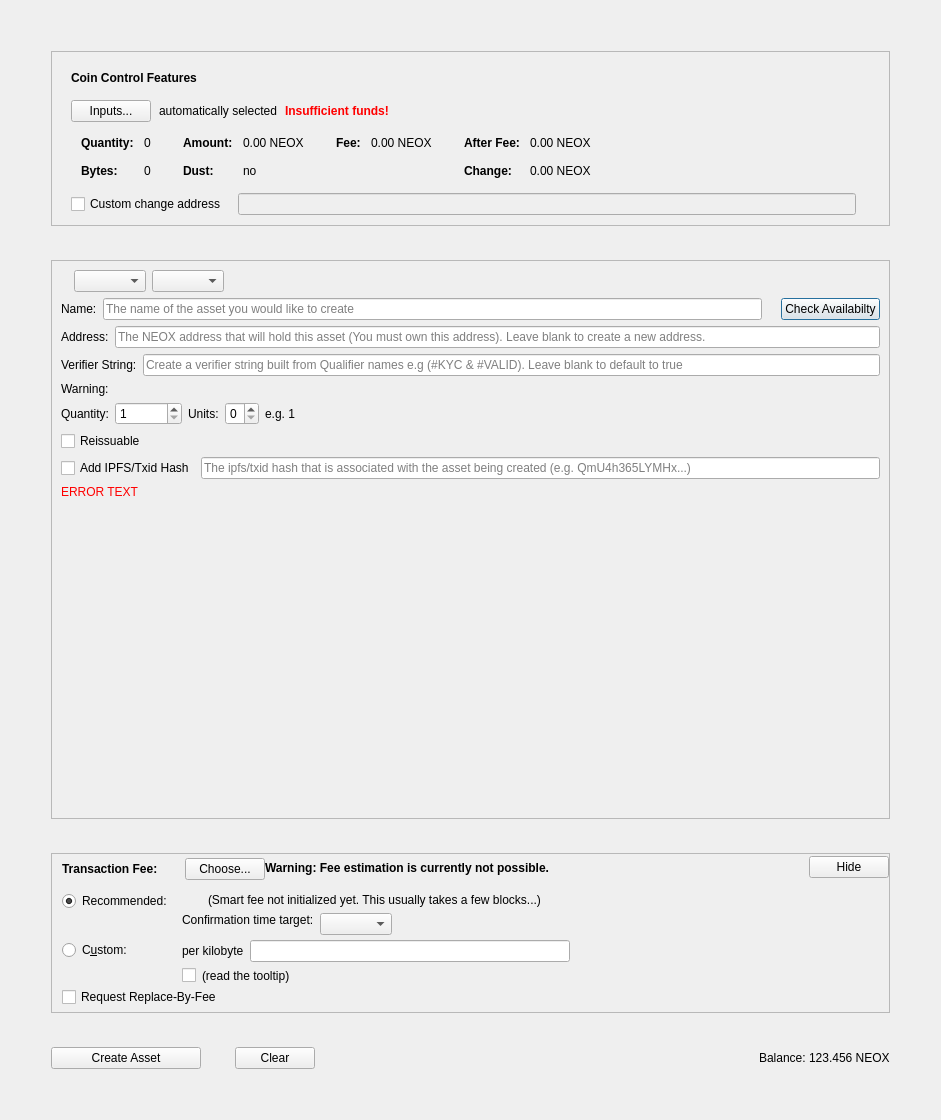
This is src/qt/forms/createassetdialog.ui in NeoxaChain/Neoxa as Qt 5 draws it before an edit. The edited form follows.
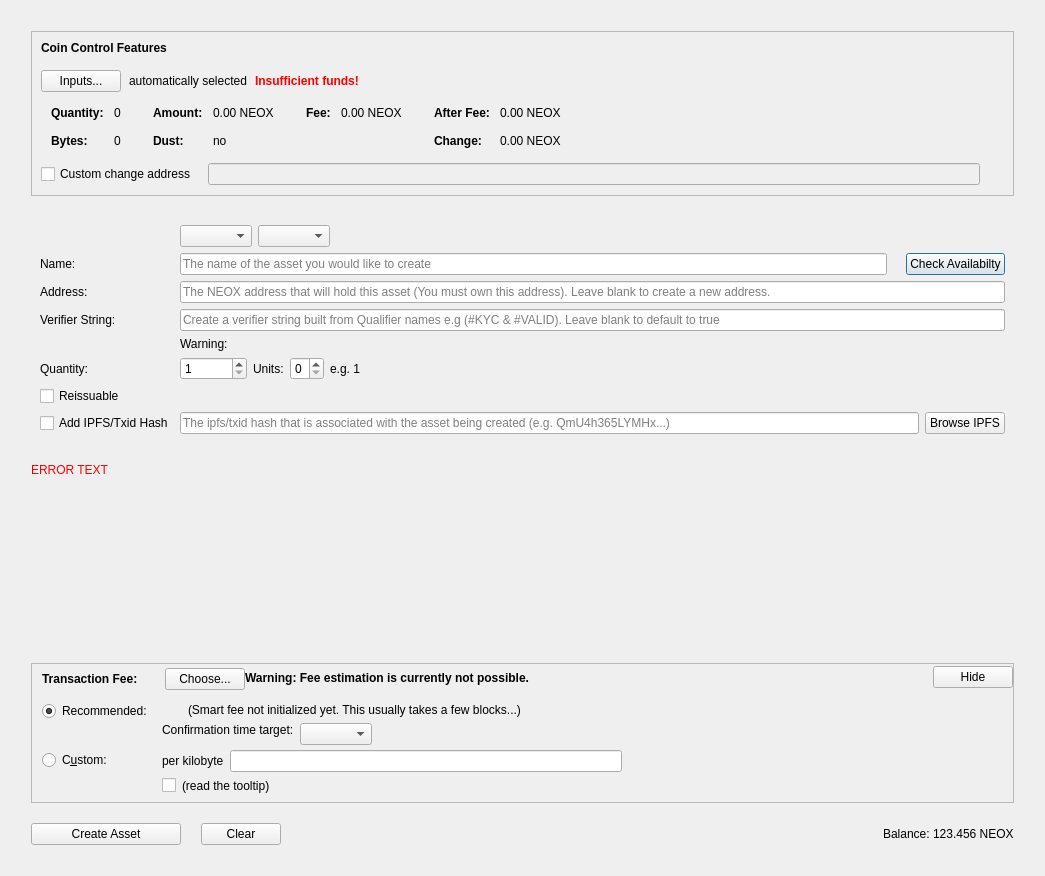
This is the edited form. Custom widgets are drawn as their Qt base class.

```diff
--- a/src/qt/forms/createassetdialog.ui
+++ b/src/qt/forms/createassetdialog.ui
@@ -9,8 +9,8 @@
    <rect>
     <x>0</x>
     <y>0</y>
-    <width>941</width>
-    <height>1120</height>
+    <width>1045</width>
+    <height>876</height>
    </rect>
   </property>
   <property name="sizePolicy">
@@ -32,19 +32,19 @@
    <item>
     <layout class="QVBoxLayout" name="verticalLayout_5">
      <property name="spacing">
-      <number>34</number>
+      <number>20</number>
      </property>
      <property name="leftMargin">
-      <number>40</number>
+      <number>20</number>
      </property>
      <property name="topMargin">
-      <number>40</number>
+      <number>20</number>
      </property>
      <property name="rightMargin">
-      <number>40</number>
+      <number>20</number>
      </property>
      <property name="bottomMargin">
-      <number>40</number>
+      <number>20</number>
      </property>
      <item>
       <widget class="QFrame" name="frameCoinControl">
@@ -61,6 +61,9 @@
         <enum>QFrame::Raised</enum>
        </property>
        <layout class="QVBoxLayout" name="verticalLayout_2">
+        <property name="spacing">
+         <number>6</number>
+        </property>
         <item>
          <layout class="QVBoxLayout" name="verticalLayoutCoinControl" stretch="0,0,0,0,0">
           <property name="spacing">
@@ -70,10 +73,10 @@
            <enum>QLayout::SetDefaultConstraint</enum>
           </property>
           <property name="leftMargin">
-           <number>10</number>
+           <number>0</number>
           </property>
           <property name="topMargin">
-           <number>10</number>
+           <number>0</number>
           </property>
           <item>
            <layout class="QHBoxLayout" name="horizontalLayoutCoinControl1">
@@ -594,140 +597,18 @@
      <item>
       <widget class="QFrame" name="frameAssetData">
        <property name="frameShape">
-        <enum>QFrame::StyledPanel</enum>
+        <enum>QFrame::NoFrame</enum>
        </property>
-       <property name="frameShadow">
-        <enum>QFrame::Raised</enum>
-       </property>
-       <layout class="QVBoxLayout" name="verticalLayout_4">
-        <item>
-         <layout class="QVBoxLayout" name="verticalLayout_6">
-          <item>
-           <layout class="QHBoxLayout" name="horizontalLayout_10">
-            <item>
-             <widget class="QLabel" name="assetTypeLabel">
-              <property name="text">
-               <string/>
-              </property>
-             </widget>
-            </item>
-            <item>
-             <widget class="QComboBox" name="assetType"/>
-            </item>
-            <item>
-             <widget class="QComboBox" name="assetList"/>
-            </item>
-            <item>
-             <spacer name="horizontalSpacer_4">
-              <property name="orientation">
-               <enum>Qt::Horizontal</enum>
-              </property>
-              <property name="sizeHint" stdset="0">
-               <size>
-                <width>40</width>
-                <height>20</height>
-               </size>
-              </property>
-             </spacer>
-            </item>
-           </layout>
-          </item>
-          <item>
-           <layout class="QHBoxLayout" name="horizontalLayout">
-            <item>
-             <widget class="QLabel" name="assetNameLabel">
-              <property name="text">
-               <string>Name:</string>
-              </property>
-             </widget>
-            </item>
-            <item>
-             <widget class="QLineEdit" name="nameText">
-              <property name="toolTip">
-               <string>A-Z 0-9 and . or _ as the second character</string>
-              </property>
-              <property name="maxLength">
-               <number>30</number>
-              </property>
-              <property name="placeholderText">
-               <string>The name of the asset you would like to create</string>
-              </property>
-             </widget>
-            </item>
-            <item>
-             <widget class="QLabel" name="assetFullName">
-              <property name="text">
-               <string/>
-              </property>
-              <property name="alignment">
-               <set>Qt::AlignRight|Qt::AlignTrailing|Qt::AlignVCenter</set>
-              </property>
-             </widget>
-            </item>
-            <item>
-             <widget class="QPushButton" name="availabilityButton">
-              <property name="text">
-               <string>Check Availabilty</string>
-              </property>
-             </widget>
-            </item>
-           </layout>
-          </item>
-          <item>
-           <layout class="QHBoxLayout" name="horizontalLayout_3">
-            <item>
-             <widget class="QLabel" name="addressLabel">
-              <property name="text">
-               <string>Address:</string>
-              </property>
-             </widget>
-            </item>
-            <item>
-             <widget class="QLineEdit" name="addressText">
-              <property name="text">
-               <string/>
-              </property>
-              <property name="placeholderText">
-               <string>The NEOX address that will hold this asset (You must own this address). Leave blank to create a new address.</string>
-              </property>
-             </widget>
-            </item>
-           </layout>
-          </item>
-          <item>
-           <layout class="QHBoxLayout" name="horizontalLayout_9">
-            <item>
+       <layout class="QGridLayout" name="gridLayout_2">
+        <item row="4" column="0">
              <widget class="QLabel" name="labelVerifierString">
               <property name="text">
                <string>Verifier String:</string>
               </property>
              </widget>
             </item>
-            <item>
-             <widget class="QLineEdit" name="lineEditVerifierString">
-              <property name="placeholderText">
-               <string>Create a verifier string built from Qualifier names e.g (#KYC &amp; #VALID). Leave blank to default to true</string>
-              </property>
-             </widget>
-            </item>
-           </layout>
-          </item>
-          <item>
-           <widget class="QLabel" name="labelVerifierStringErrorMessage">
-            <property name="text">
-             <string>Warning:</string>
-            </property>
-           </widget>
-          </item>
-          <item>
+        <item row="6" column="2">
            <layout class="QHBoxLayout" name="horizontalLayout_2">
-            <item>
-             <widget class="QLabel" name="quantityLabel">
-              <property name="text">
-               <string>Quantity:</string>
-              </property>
-             </widget>
-            </item>
             <item>
              <widget class="QDoubleSpinBox" name="quantitySpinBox">
               <property name="toolTip">
@@ -790,32 +671,103 @@
             </item>
            </layout>
           </item>
+        <item row="3" column="0">
+         <widget class="QLabel" name="addressLabel">
+          <property name="text">
+           <string>Address:</string>
+          </property>
+         </widget>
+        </item>
+        <item row="0" column="2">
+         <layout class="QHBoxLayout" name="horizontalLayout_10">
           <item>
-           <layout class="QHBoxLayout" name="horizontalLayout_5">
+           <widget class="QComboBox" name="assetType"/>
+          </item>
             <item>
-             <widget class="QCheckBox" name="reissuableBox">
+           <widget class="QComboBox" name="assetList"/>
+          </item>
+          <item>
+           <spacer name="horizontalSpacer_4">
+            <property name="orientation">
+             <enum>Qt::Horizontal</enum>
+            </property>
+            <property name="sizeHint" stdset="0">
+             <size>
+              <width>40</width>
+              <height>20</height>
+             </size>
+            </property>
+           </spacer>
+          </item>
+         </layout>
+        </item>
+        <item row="1" column="2">
+         <layout class="QHBoxLayout" name="horizontalLayout">
+          <item>
+           <widget class="QLineEdit" name="nameText">
               <property name="toolTip">
-               <string>If the owner of this asset will be able to issue more assets in the future</string>
-              </property>
+             <string>A-Z 0-9 and . or _ as the second character</string>
+            </property>
+            <property name="maxLength">
+             <number>30</number>
+            </property>
+            <property name="placeholderText">
+             <string>The name of the asset you would like to create</string>
+            </property>
+           </widget>
+          </item>
+          <item>
+           <widget class="QLabel" name="assetFullName">
               <property name="text">
-               <string>Reissuable</string>
+             <string/>
+            </property>
+            <property name="alignment">
+             <set>Qt::AlignRight|Qt::AlignTrailing|Qt::AlignVCenter</set>
+            </property>
+           </widget>
+          </item>
+          <item>
+           <widget class="QPushButton" name="availabilityButton">
+            <property name="text">
+             <string>Check Availabilty</string>
               </property>
              </widget>
             </item>
            </layout>
           </item>
-          <item>
+        <item row="6" column="0">
+         <widget class="QLabel" name="quantityLabel">
+          <property name="text">
+           <string>Quantity:</string>
+          </property>
+         </widget>
+        </item>
+        <item row="3" column="2">
+         <widget class="QLineEdit" name="addressText">
+          <property name="text">
+           <string/>
+          </property>
+          <property name="placeholderText">
+           <string>The NEOX address that will hold this asset (You must own this address). Leave blank to create a new address.</string>
+          </property>
+         </widget>
+        </item>
+        <item row="5" column="2">
+         <widget class="QLabel" name="labelVerifierStringErrorMessage">
+          <property name="text">
+           <string>Warning:</string>
+          </property>
+         </widget>
+        </item>
+        <item row="4" column="2">
+         <widget class="QLineEdit" name="lineEditVerifierString">
+          <property name="placeholderText">
+           <string>Create a verifier string built from Qualifier names e.g (#KYC &amp; #VALID). Leave blank to default to true</string>
+          </property>
+         </widget>
+        </item>
+        <item row="8" column="2">
            <layout class="QHBoxLayout" name="horizontalLayout_6">
-            <item>
-             <widget class="QCheckBox" name="ipfsBox">
-              <property name="toolTip">
-               <string>Does this asset have an ipfs hash to go with it</string>
-              </property>
-              <property name="text">
-               <string>Add IPFS/Txid Hash</string>
-              </property>
-             </widget>
-            </item>
             <item>
              <widget class="QLineEdit" name="ipfsText">
               <property name="toolTip">
@@ -829,7 +781,51 @@
               </property>
              </widget>
             </item>
-           </layout>
+          <item>
+           <widget class="QPushButton" name="openIpfsButton">
+            <property name="text">
+             <string>Browse IPFS</string>
+            </property>
+           </widget>
+          </item>
+         </layout>
+        </item>
+        <item row="0" column="0">
+         <widget class="QLabel" name="assetTypeLabel">
+          <property name="text">
+           <string/>
+          </property>
+         </widget>
+        </item>
+        <item row="1" column="0">
+         <widget class="QLabel" name="assetNameLabel">
+          <property name="text">
+           <string>Name:</string>
+          </property>
+         </widget>
+        </item>
+        <item row="8" column="0">
+         <widget class="QCheckBox" name="ipfsBox">
+          <property name="toolTip">
+           <string>Does this asset have an ipfs hash to go with it</string>
+          </property>
+          <property name="text">
+           <string>Add IPFS/Txid Hash</string>
+          </property>
+         </widget>
+        </item>
+        <item row="7" column="0">
+         <widget class="QCheckBox" name="reissuableBox">
+          <property name="toolTip">
+           <string>If the owner of this asset will be able to issue more assets in the future</string>
+          </property>
+          <property name="text">
+           <string>Reissuable</string>
+          </property>
+         </widget>
+        </item>
+       </layout>
+      </widget>
           </item>
           <item>
            <widget class="QLabel" name="messageLabel">
@@ -849,15 +845,10 @@
             <property name="sizeHint" stdset="0">
              <size>
               <width>20</width>
-              <height>1000</height>
+         <height>40</height>
              </size>
             </property>
            </spacer>
-          </item>
-         </layout>
-        </item>
-       </layout>
-      </widget>
      </item>
      <item>
       <widget class="QFrame" name="frameFee">
@@ -1330,16 +1321,6 @@
                </item>
               </layout>
              </item>
-             <item>
-              <widget class="QCheckBox" name="optInRBF">
-               <property name="toolTip">
-                <string>Indicates that the sender may wish to replace this transaction with a new one paying higher fees (prior to being confirmed).</string>
-               </property>
-               <property name="text">
-                <string>Request Replace-By-Fee</string>
-               </property>
-              </widget>
-             </item>
             </layout>
            </widget>
           </item>
```
Left out of the diff: 6 changed lines with no effect on the pictures. Lines whose indentation alone changed are shown as unchanged.
